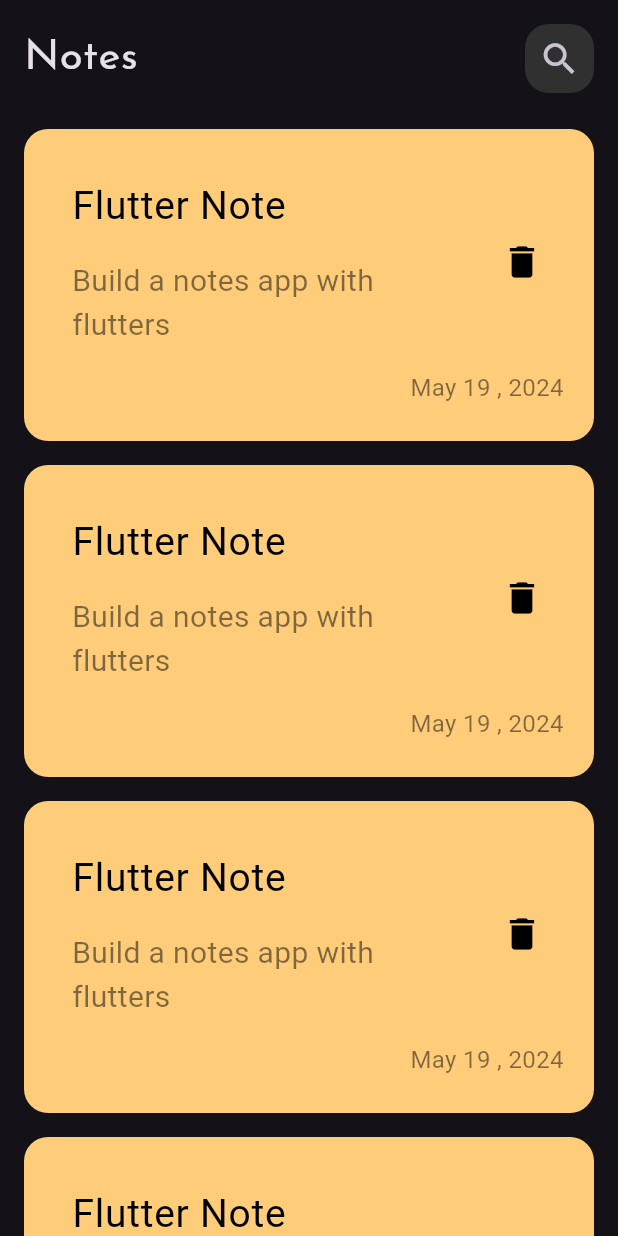
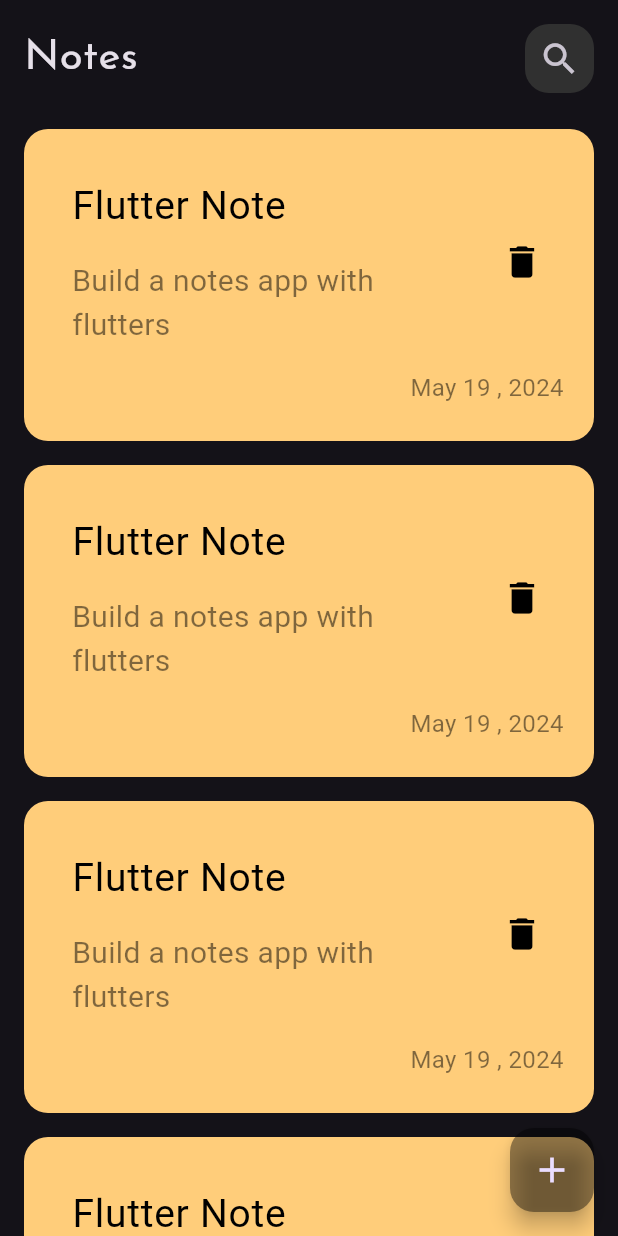
Before and after one commit to ahmedhosny00/notes_app, a Flutter app: the screen it shows after launch, on a phone screen of 412 x 824 dp. Run offline on Flutter 3.47's test engine with Material 3 defaults, Android fonts, the phone set to English and light mode, and no system bars.

Commit message:
add floating action button

```diff
--- a/lib/views/notes_view.dart
+++ b/lib/views/notes_view.dart
@@ -1,6 +1,4 @@
 import 'package:flutter/material.dart';
-import 'package:flutter/widgets.dart';
-import 'package:notes_app/views/wedgits/notes_list_view.dart';
 import 'package:notes_app/views/wedgits/notes_view_body.dart';
 
 class NotesView extends StatelessWidget {
@@ -8,13 +6,16 @@ class NotesView extends StatelessWidget {
 
   @override
   Widget build(BuildContext context) {
-    return const Scaffold(
-      body: Column(
-        children: [
-          NotesViewBody(),
-          Expanded(child: NotesListView()),
-        ],
+    return Scaffold(
+      floatingActionButton: FloatingActionButton(
+        backgroundColor: Colors.black.withOpacity(0.4),
+        onPressed: () {},
+        child: const Icon(
+          Icons.add,
+          size: 28,
+        ),
       ),
+      body: const NotesViewBody(),
     );
   }
 }
--- a/lib/views/wedgits/notes_view_body.dart
+++ b/lib/views/wedgits/notes_view_body.dart
@@ -1,11 +1,17 @@
 import 'package:flutter/material.dart';
 import 'package:notes_app/views/wedgits/custom_appbar.dart';
+import 'package:notes_app/views/wedgits/notes_list_view.dart';
 
 class NotesViewBody extends StatelessWidget {
   const NotesViewBody({super.key});
 
   @override
   Widget build(BuildContext context) {
-    return const CustomAppbar();
+    return const Column(
+      children: [
+        CustomAppbar(),
+        Expanded(child: NotesListView()),
+      ],
+    );
   }
 }
```
